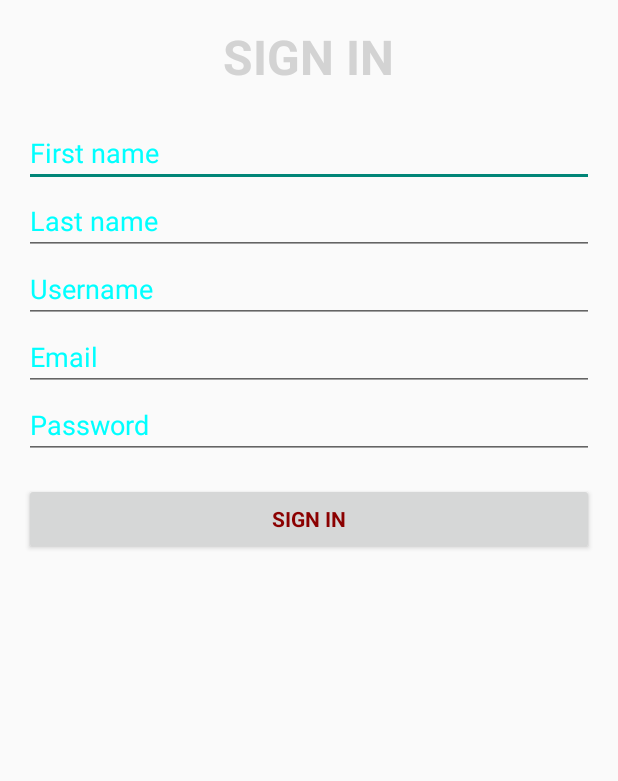
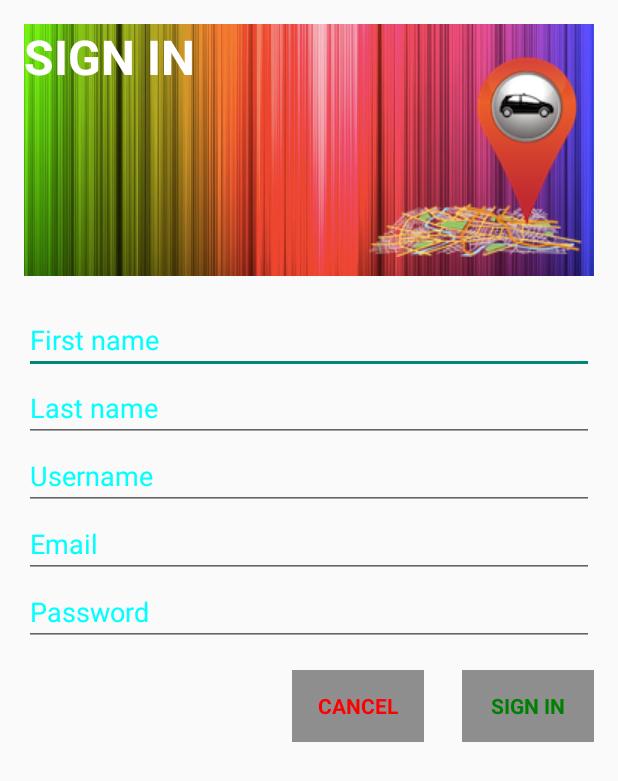
Before and after one commit to gunfy/T3x, an Android app: the RegisterActivity screen opened directly, with no data from a screen before it, on a phone screen of 412 x 824 dp. Shown: the top 781 px of the screen. Run offline under Robolectric (Android 15) with nearby library versions, the phone set to English and light mode, and no system bars.

Commit message:
correction de beug

```diff
--- a/app/src/main/res/layout/activity_main.xml
+++ b/app/src/main/res/layout/activity_main.xml
@@ -24,7 +24,7 @@
             android:layout_width="match_parent"
             android:layout_height="wrap_content"
             android:textColor="@color/white"
-            android:textSize="20dp"
+            android:textSize="16dp"
             android:layout_below="@+id/toolbar"
             android:background="@drawable/bt_locinfo"
             android:gravity="center"/>
--- a/app/src/main/res/layout/activity_register.xml
+++ b/app/src/main/res/layout/activity_register.xml
@@ -23,11 +23,11 @@
         android:layout_width="match_parent"
         android:layout_height="match_parent">
 
-        <LinearLayout
+        <RelativeLayout
             android:id="@+id/info_register_form"
             android:layout_width="match_parent"
             android:layout_height="wrap_content"
-            android:orientation="vertical">
+            android:orientation="horizontal">
 
             <TextView
 
@@ -37,16 +37,19 @@
                 android:layout_gravity="center"
                 android:textStyle="bold"
                 android:layout_marginBottom="20dp"
-                android:textColor="@color/LightGrey"
+                android:drawableRight="@drawable/ic_logo"
+                android:textColor="@color/white"
                 android:layout_width="wrap_content"
-                android:layout_height="wrap_content" />
+                android:layout_height="wrap_content"
+                android:background="@drawable/background"/>
 
             <EditText
                 android:id="@+id/et_firstname"
                 android:layout_width="match_parent"
                 android:layout_height="wrap_content"
                 android:hint="@string/prompt_firstname"
-                android:textColorHint="@color/Aqua"/>
+                android:textColorHint="@color/Aqua"
+                android:layout_below="@+id/tv_register"/>
 
 
             <EditText
@@ -54,14 +57,16 @@
                 android:layout_width="match_parent"
                 android:layout_height="wrap_content"
                 android:hint="@string/prompt_lastname"
-                android:textColorHint="@color/Aqua"/>
+                android:textColorHint="@color/Aqua"
+                android:layout_below="@id/et_firstname"/>
 
             <EditText
                 android:id="@+id/et_username"
                 android:layout_width="match_parent"
                 android:layout_height="wrap_content"
                 android:hint="@string/prompt_username"
-                android:textColorHint="@color/Aqua"/>
+                android:textColorHint="@color/Aqua"
+                android:layout_below="@id/et_lastname"/>
 
             <EditText
                 android:id="@+id/et_email"
@@ -71,7 +76,8 @@
                 android:textColorHint="@color/Aqua"
                 android:inputType="textEmailAddress"
                 android:maxLines="1"
-                android:singleLine="true" />
+                android:singleLine="true"
+                android:layout_below="@+id/et_username"/>
 
             <EditText
                 android:id="@+id/et_password"
@@ -82,18 +88,35 @@
                 android:inputType="textPassword"
                 android:layout_marginBottom="16dp"
                 android:maxLines="1"
-                android:singleLine="true" />
+                android:singleLine="true"
+                android:layout_below="@+id/et_email"/>
 
             <Button android:id="@+id/bt_register"
                 style="?android:textAppearanceSmall"
-                android:layout_width="match_parent"
+                android:layout_width="wrap_content"
                 android:layout_height="wrap_content"
                 android:text="@string/action_sign_in"
-                android:textColor="@color/DarkRed"
-                android:textStyle="bold" />
+                android:textColor="@color/green"
+                android:background="@drawable/transparent"
+                android:textStyle="bold"
+                android:layout_marginLeft="25dp"
+                android:layout_below="@+id/et_password"
+                android:layout_alignRight="@+id/et_password"/>
+
+            <Button
+                style="?android:textAppearanceSmall"
+                android:layout_width="wrap_content"
+                android:layout_height="wrap_content"
+                android:id="@+id/bt_cancelR"
+                android:text="Cancel"
+                android:background="@drawable/transparent"
+                android:textStyle="bold"
+                android:textColor="@color/red"
+                android:layout_toLeftOf="@id/bt_register"
+                android:layout_alignTop="@+id/bt_register"/>
 
 
-        </LinearLayout>
+        </RelativeLayout>
     </ScrollView>
 
 </LinearLayout>
--- a/app/src/main/res/values/colors.xml
+++ b/app/src/main/res/values/colors.xml
@@ -19,6 +19,9 @@
     <color name="DarkGoldenrod">#B8860B</color>
     <color name="primary">#3F51B5</color>
     <color name="primary_dark">#303F9F</color>
+    <color name="YellowGreen">#9ACD32</color>
+    <color name="LawnGreen">#7CFC00</color>
+    <color name="green">#008000</color>
 
 
 </resources>
--- a/app/src/main/res/values/strings.xml
+++ b/app/src/main/res/values/strings.xml
@@ -9,6 +9,7 @@
     <string name="prompt_username">Username</string>
     <string name="action_sign_in">SIGN IN</string>
     <string name="action_login">LOGIN</string>
+    <string name="action_cancel">Cancel</string>
     <string name="tv_register">Register here</string>
     <string name="error_invalid_email">This email address is invalid</string>
     <string name="error_invalid_password">This password is too short</string>
@@ -22,10 +23,6 @@
     <string name="title_activity_menu">Menu</string>
 
 
-    <string name="title_section1">Section 1</string>
-    <string name="title_section2">Section 2</string>
-    <string name="title_section3">Section 3</string>
-
     <string name="drawer_header_text">Drawer Header</string>
     <string name="nav_item_profil">My Profile</string>
     <string name="nav_item_historic">Historicals</string>
```
Also changed, not shown: app/src/main/java/com/example/eymard/t3x/LoginActivity.java (+4 -4 lines), app/src/main/java/com/example/eymard/t3x/MainActivity.java (+10 -2 lines), app/src/main/res/layout/activity_login.xml (+13 -16 lines), app/src/main/res/layout/fragment_menu.xml (deleted, +0 -12 lines), app/src/main/res/drawable/back.png (added), app/src/main/res/drawable/ic_logo.png (added).
